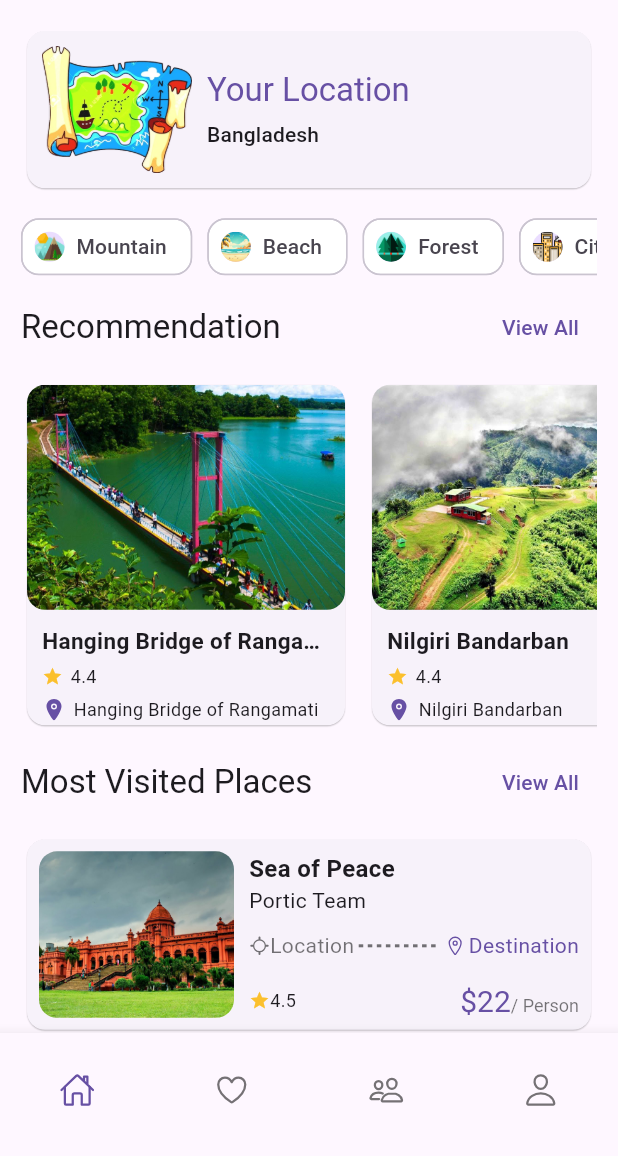
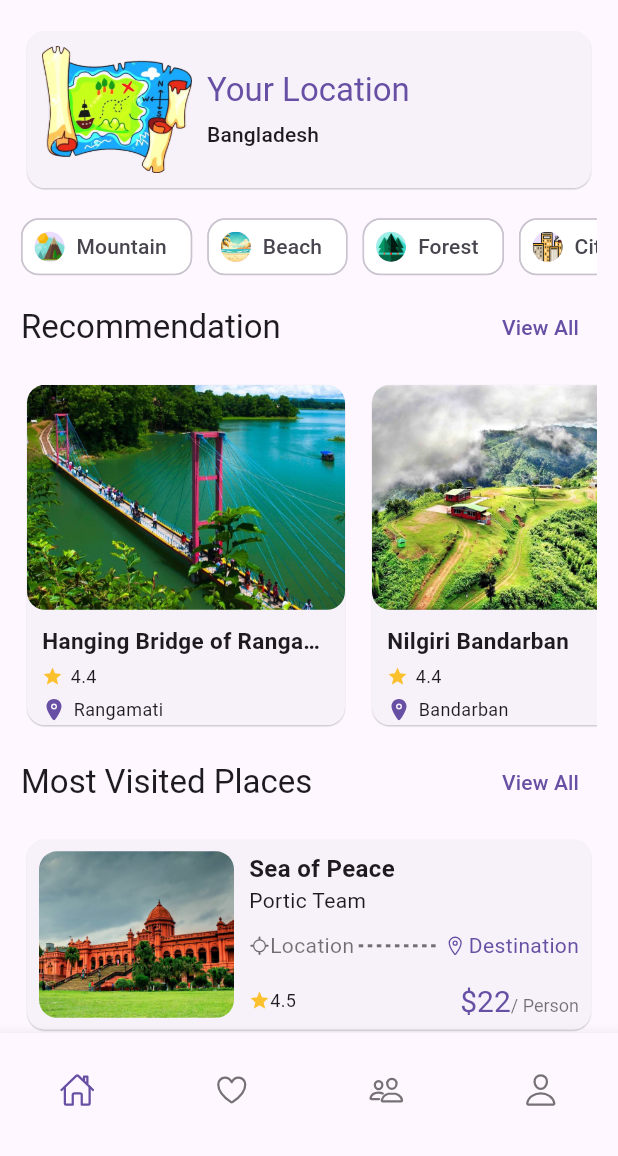
Before and after one commit to Subah-Zarin/Roamers_, a Flutter app: the HomePage screen opened by its route, on a phone screen of 412 x 824 dp, the part 80-1236 px from its top. Run offline on Flutter 3.47's test engine with Material 3 defaults, Android fonts, the light colour scheme and no system bars; our stand-ins replace firebase_core, get, ionicons; accounts and stored records are empty.

Commit message:
edited recommended_places_model.dart

```diff
--- a/lib/models/recommended_places_model.dart
+++ b/lib/models/recommended_places_model.dart
@@ -2,10 +2,12 @@
 class RecommendedPlaceModel {
   final String image;
   final double rating;
+  final String name;
   final String location;
   RecommendedPlaceModel({
     required this.image,
     required this.rating,
+    required this.name,
     required this.location,
   });
 }
@@ -14,26 +16,31 @@ List<RecommendedPlaceModel> recommendedPlaces = [
   RecommendedPlaceModel(
     image: "assets/images/Hanging Bridge of Rangamati.png",
     rating: 4.4,
-    location: "Hanging Bridge of Rangamati",
+    name: "Hanging Bridge of Rangamati",
+    location: "Rangamati",
   ),
   RecommendedPlaceModel(
     image: "assets/images/Nilgiri.png",
-    rating: 4.4,
-    location: "Nilgiri Bandarban",
+    rating: 4.2,
+    name: "Nilgiri Bandarban",
+    location: "Bandarban",
   ),
   RecommendedPlaceModel(
     image: "assets/images/ratargul swamp forest.png",
-    rating: 4.4,
-    location: "Ratargul Swamp Forest Sylhet",
+    rating: 4.0,
+    name: "Ratargul Swamp Forest Sylhet",
+    location : "Sylhet",
   ),
   RecommendedPlaceModel(
     image: "assets/images/sajek valley.png",
     rating: 4.4,
-    location: "Sajek Valley",
+    name: "Sajek Valley",
+    location: "Rangamati"
   ),
   RecommendedPlaceModel(
     image: "assets/images/St.Martin Island.png",
-    rating: 4.4,
-    location: "St.Martin Island",
+    rating: 4.3,
+    name: "St.Martin Island",
+    location: "Taknaf"
   ),
 ];
--- a/lib/widget/recommended_places.dart
+++ b/lib/widget/recommended_places.dart
@@ -53,7 +53,7 @@ class RecommendedPlaces extends StatelessWidget {
                         crossAxisAlignment: CrossAxisAlignment.start,
                         children: [
                           Text(
-                            recommendedPlaces[index].location,
+                            recommendedPlaces[index].name,
                             style: const TextStyle(
                               fontSize: 15,
                               fontWeight: FontWeight.bold,
```
